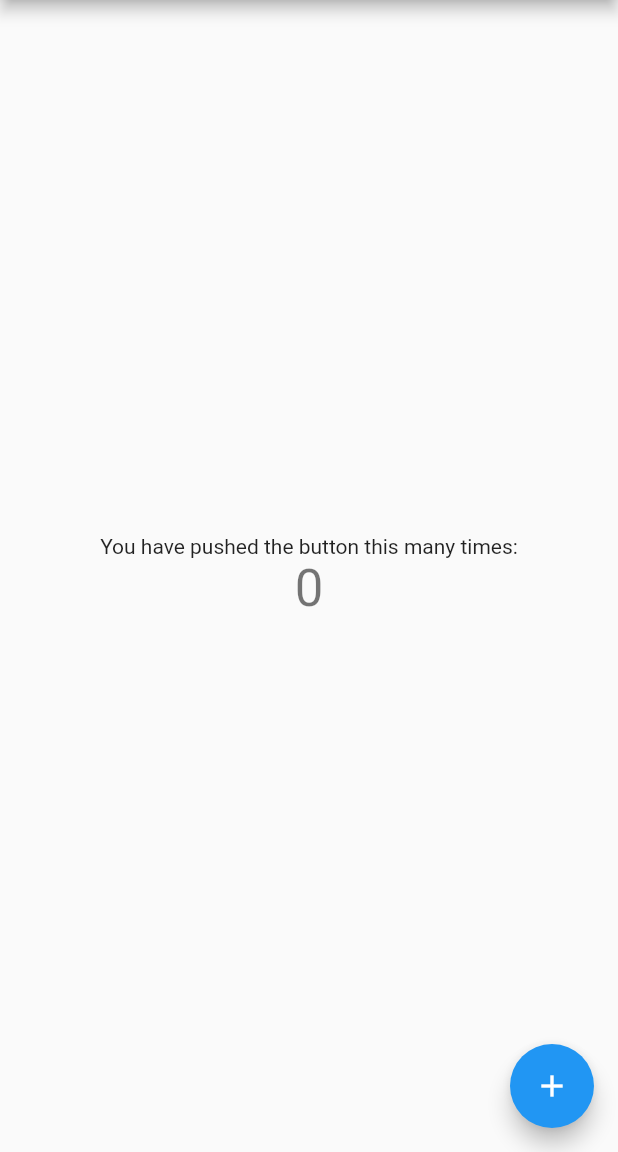
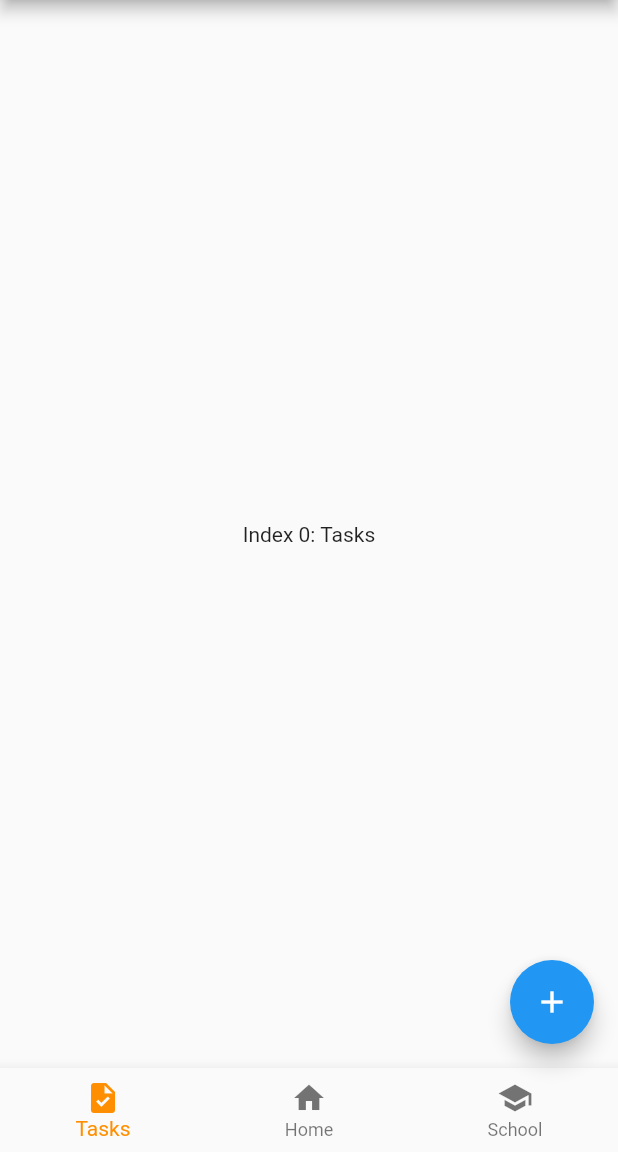
Before and after one commit to ClementLegouest/task_manager, a Flutter app: the screen it shows after launch, on a phone screen of 412 x 824 dp, the part 84-1236 px from its top. Run offline on Flutter 3.47's test engine with Material 2 defaults, Android fonts, the phone set to English and light mode, and no system bars.

Commit message:
bottom tab navigation implementation

```diff
--- a/lib/main.dart
+++ b/lib/main.dart
@@ -13,15 +13,6 @@ class MyApp extends StatelessWidget {
     return MaterialApp(
       title: 'Flutter Demo',
       theme: ThemeData(
-        // This is the theme of your application.
-        //
-        // Try running your application with "flutter run". You'll see the
-        // application has a blue toolbar. Then, without quitting the app, try
-        // changing the primarySwatch below to Colors.green and then invoke
-        // "hot reload" (press "r" in the console where you ran "flutter run",
-        // or simply save your changes to "hot reload" in a Flutter IDE).
-        // Notice that the counter didn't reset back to zero; the application
-        // is not restarted.
         primarySwatch: Colors.blue,
       ),
       home: const MyHomePage(title: 'Flutter Demo Home Page'),
@@ -32,15 +23,6 @@ class MyApp extends StatelessWidget {
 class MyHomePage extends StatefulWidget {
   const MyHomePage({Key? key, required this.title}) : super(key: key);
 
-  // This widget is the home page of your application. It is stateful, meaning
-  // that it has a State object (defined below) that contains fields that affect
-  // how it looks.
-
-  // This class is the configuration for the state. It holds the values (in this
-  // case the title) provided by the parent (in this case the App widget) and
-  // used by the build method of the State. Fields in a Widget subclass are
-  // always marked "final".
-
   final String title;
 
   @override
@@ -49,67 +31,55 @@ class MyHomePage extends StatefulWidget {
 
 class _MyHomePageState extends State<MyHomePage> {
   int _counter = 0;
+  int _selectedIndex = 0;
+  static const List<Widget> _widgetOptions = <Widget>[
+    Text(
+      'Index 0: Tasks',
+    ),
+    Text(
+      'Index 1: Accueil',
+    ),
+    Text(
+      'Index 2: School',
+    ),
+  ];
+
+  void _onItemTapped(int index) {
+    setState(() {
+      _selectedIndex = index;
+    });
+  }
 
   void _incrementCounter() {
     setState(() {
-      // This call to setState tells the Flutter framework that something has
-      // changed in this State, which causes it to rerun the build method below
-      // so that the display can reflect the updated values. If we changed
-      // _counter without calling setState(), then the build method would not be
-      // called again, and so nothing would appear to happen.
       _counter++;
     });
   }
 
   @override
   Widget build(BuildContext context) {
-    // This method is rerun every time setState is called, for instance as done
-    // by the _incrementCounter method above.
-    //
-    // The Flutter framework has been optimized to make rerunning build methods
-    // fast, so that you can just rebuild anything that needs updating rather
-    // than having to individually change instances of widgets.
     return Scaffold(
       appBar: AppBar(
-        // Here we take the value from the MyHomePage object that was created by
-        // the App.build method, and use it to set our appbar title.
         title: Text(widget.title),
       ),
       body: Center(
-        // Center is a layout widget. It takes a single child and positions it
-        // in the middle of the parent.
-        child: Column(
-          // Column is also a layout widget. It takes a list of children and
-          // arranges them vertically. By default, it sizes itself to fit its
-          // children horizontally, and tries to be as tall as its parent.
-          //
-          // Invoke "debug painting" (press "p" in the console, choose the
-          // "Toggle Debug Paint" action from the Flutter Inspector in Android
-          // Studio, or the "Toggle Debug Paint" command in Visual Studio Code)
-          // to see the wireframe for each widget.
-          //
-          // Column has various properties to control how it sizes itself and
-          // how it positions its children. Here we use mainAxisAlignment to
-          // center the children vertically; the main axis here is the vertical
-          // axis because Columns are vertical (the cross axis would be
-          // horizontal).
-          mainAxisAlignment: MainAxisAlignment.center,
-          children: <Widget>[
-            const Text(
-              'You have pushed the button this many times:',
-            ),
-            Text(
-              '$_counter',
-              style: Theme.of(context).textTheme.headline4,
-            ),
-          ],
-        ),
+        child: _widgetOptions.elementAt(_selectedIndex),
+      ),
+      bottomNavigationBar: BottomNavigationBar(
+        items: const <BottomNavigationBarItem>[
+          BottomNavigationBarItem(icon: Icon(Icons.task,), label: 'Tasks'),
+          BottomNavigationBarItem(icon: Icon(Icons.home,), label: 'Home'),
+          BottomNavigationBarItem(icon: Icon(Icons.school,), label: 'School'),
+        ],
+        currentIndex: _selectedIndex,
+        selectedItemColor: Colors.amber[800],
+        onTap: _onItemTapped,
       ),
       floatingActionButton: FloatingActionButton(
         onPressed: _incrementCounter,
         tooltip: 'Increment',
         child: const Icon(Icons.add),
-      ), // This trailing comma makes auto-formatting nicer for build methods.
+      ),
     );
   }
 }
```
